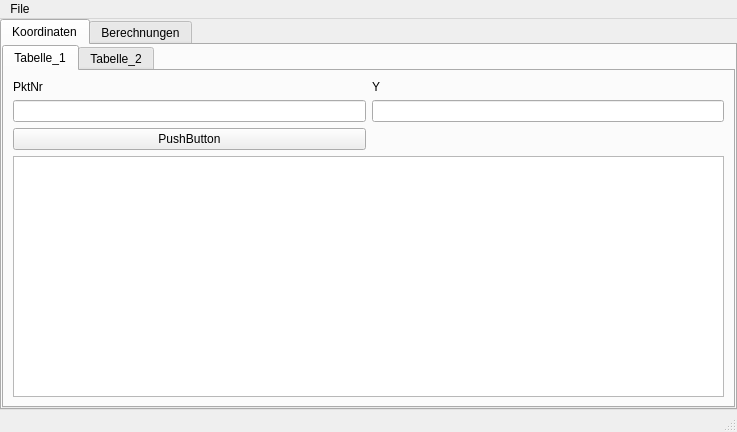
Qt form Test2.ui (LadontherealOne/GeoCalc) before a commit.
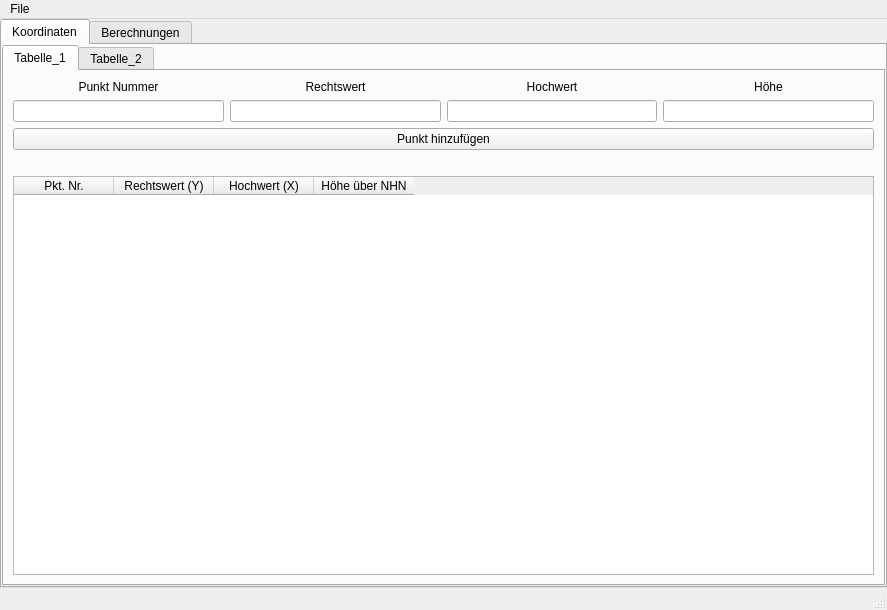
The same form after that commit.

Patch:
```diff
--- a/Test2.ui
+++ b/Test2.ui
@@ -6,13 +6,16 @@
    <rect>
     <x>0</x>
     <y>0</y>
-    <width>737</width>
-    <height>432</height>
+    <width>887</width>
+    <height>610</height>
    </rect>
   </property>
   <property name="windowTitle">
    <string>Geocalc</string>
   </property>
+  <property name="autoFillBackground">
+   <bool>false</bool>
+  </property>
   <widget class="QWidget" name="centralwidget">
    <layout class="QGridLayout" name="gridLayout">
     <property name="leftMargin">
@@ -66,32 +69,135 @@
            </attribute>
            <layout class="QGridLayout" name="gridLayout_5">
             <item row="1" column="1">
-             <widget class="QLineEdit" name="lineEdit_3"/>
-            </item>
-            <item row="1" column="2">
-             <widget class="QLineEdit" name="lineEdit_4"/>
-            </item>
-            <item row="3" column="1" colspan="2">
-             <widget class="QTableWidget" name="tableWidget_3"/>
+             <widget class="QLineEdit" name="koordinaten_tabelle1_pktnr_entry">
+              <property name="frame">
+               <bool>true</bool>
+              </property>
+              <property name="echoMode">
+               <enum>QLineEdit::Normal</enum>
+              </property>
+             </widget>
             </item>
             <item row="0" column="1">
-             <widget class="QLabel" name="label_5">
+             <widget class="QLabel" name="koordinaten_tabelle1_pktnr_label">
+              <property name="frameShape">
+               <enum>QFrame::NoFrame</enum>
+              </property>
+              <property name="frameShadow">
+               <enum>QFrame::Plain</enum>
+              </property>
               <property name="text">
-               <string>PktNr</string>
+               <string>Punkt Nummer</string>
+              </property>
+              <property name="textFormat">
+               <enum>Qt::AutoText</enum>
+              </property>
+              <property name="scaledContents">
+               <bool>false</bool>
+              </property>
+              <property name="alignment">
+               <set>Qt::AlignCenter</set>
+              </property>
+             </widget>
+            </item>
+            <item row="4" column="1" colspan="4">
+             <widget class="QTableWidget" name="koordinaten_tabelle1_pktliste_table">
+              <column>
+               <property name="text">
+                <string>Pkt. Nr.</string>
+               </property>
+              </column>
+              <column>
+               <property name="text">
+                <string>Rechtswert (Y)</string>
+               </property>
+              </column>
+              <column>
+               <property name="text">
+                <string>Hochwert (X)</string>
+               </property>
+              </column>
+              <column>
+               <property name="text">
+                <string>Höhe über NHN</string>
+               </property>
+              </column>
+             </widget>
+            </item>
+            <item row="1" column="4">
+             <widget class="QLineEdit" name="koordinaten_tabelle1_hoehe_entry">
+              <property name="frame">
+               <bool>true</bool>
+              </property>
+              <property name="echoMode">
+               <enum>QLineEdit::Normal</enum>
+              </property>
+             </widget>
+            </item>
+            <item row="0" column="3">
+             <widget class="QLabel" name="koordinaten_tabelle1_hwert_label">
+              <property name="text">
+               <string>Hochwert</string>
+              </property>
+              <property name="alignment">
+               <set>Qt::AlignCenter</set>
+              </property>
+             </widget>
+            </item>
+            <item row="1" column="2">
+             <widget class="QLineEdit" name="koordinaten_tabelle1_rewert_entry">
+              <property name="frame">
+               <bool>true</bool>
+              </property>
+              <property name="echoMode">
+               <enum>QLineEdit::Normal</enum>
+              </property>
+             </widget>
+            </item>
+            <item row="1" column="3">
+             <widget class="QLineEdit" name="koordinaten_tabelle1_hwert_entry">
+              <property name="frame">
+               <bool>true</bool>
+              </property>
+              <property name="echoMode">
+               <enum>QLineEdit::Normal</enum>
+              </property>
+             </widget>
+            </item>
+            <item row="2" column="1" colspan="4">
+             <widget class="QPushButton" name="koordinaten_tabelle1_pkthinzufuegen_button">
+              <property name="text">
+               <string>Punkt hinzufügen</string>
+              </property>
+             </widget>
+            </item>
+            <item row="0" column="4">
+             <widget class="QLabel" name="koordinaten_tabelle1_hoehe_label">
+              <property name="text">
+               <string>Höhe</string>
+              </property>
+              <property name="alignment">
+               <set>Qt::AlignCenter</set>
               </property>
              </widget>
             </item>
             <item row="0" column="2">
              <widget class="QLabel" name="label_6">
               <property name="text">
-               <string>Y</string>
+               <string>Rechtswert</string>
+              </property>
+              <property name="alignment">
+               <set>Qt::AlignCenter</set>
               </property>
              </widget>
             </item>
-            <item row="2" column="1">
-             <widget class="QPushButton" name="pushButton_2">
+            <item row="3" column="1" colspan="4">
+             <widget class="QLabel" name="koordinaten_tabelle1_return_label">
               <property name="text">
-               <string>PushButton</string>
+               <string/>
+              </property>
+              <property name="alignment">
+               <set>Qt::AlignCenter</set>
               </property>
              </widget>
             </item>
@@ -305,8 +411,8 @@
     <rect>
      <x>0</x>
      <y>0</y>
-     <width>737</width>
-     <height>21</height>
+     <width>887</width>
+     <height>26</height>
     </rect>
    </property>
    <widget class="QMenu" name="menuFile">
```
Left out of the diff: 37 changed lines with no effect on the pictures.
